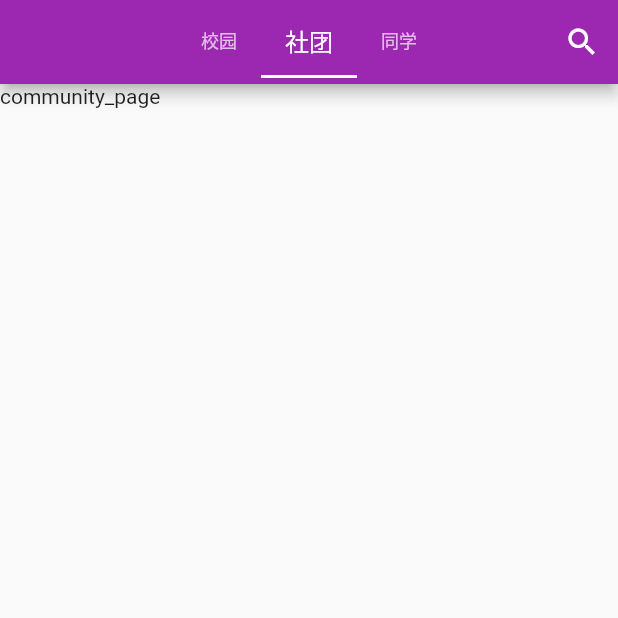
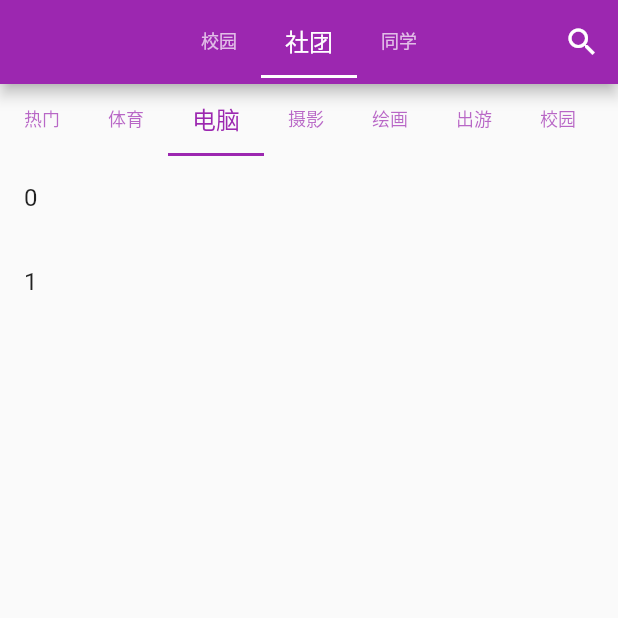
Before and after one commit to hanyunmuyu/flutter_shenshen, a Flutter app: the SchoolPage screen opened directly, tab 2 chosen, on a phone screen of 412 x 824 dp, the top half of it. Run offline on Flutter 3.47's test engine with Material 2 defaults, Android fonts, the phone set to English and light mode, and no system bars; our stand-ins replace dio, flutter_redux, image_picker, redux, shared_preferences, video_player; accounts and stored records are empty; generated files the repository leaves out were written again.

```diff
--- a/lib/page/school/community_page.dart
+++ b/lib/page/school/community_page.dart
@@ -8,13 +8,101 @@ class CommunityPage extends StatefulWidget {
 }
 
 class _CommunityPageState extends State<CommunityPage>
-    with AutomaticKeepAliveClientMixin {
+    with AutomaticKeepAliveClientMixin, TickerProviderStateMixin {
   @override
   // TODO: implement wantKeepAlive
   bool get wantKeepAlive => true;
+  TabController _tabController;
+  ScrollController _controller;
+
+  int _index = 2;
+  final List<Tab> _myTabs = <Tab>[
+    new Tab(
+      text: '热门',
+    ),
+    new Tab(
+      text: '体育',
+    ),
+    new Tab(
+      text: '电脑',
+    ),
+    new Tab(
+      text: '摄影',
+    ),
+    new Tab(
+      text: '绘画',
+    ),
+    new Tab(
+      text: '出游',
+    ),
+    new Tab(
+      text: '校园',
+    ),
+    new Tab(
+      text: '社团',
+    ),
+    new Tab(
+      text: '同学',
+    ),
+    new Tab(
+      text: '校园',
+    ),
+    new Tab(
+      text: '社团',
+    ),
+    new Tab(
+      text: '同学',
+    ),
+  ];
 
   @override
   Widget build(BuildContext context) {
-    return Text('community_page');
+    return Column(
+      mainAxisSize: MainAxisSize.max,
+      children: <Widget>[
+        TabBar(
+          tabs: _myTabs,
+          controller: _tabController,
+          isScrollable: true,
+          indicatorSize: TabBarIndicatorSize.tab,
+          labelColor: Theme.of(context).primaryColor,
+          labelStyle: new TextStyle(fontSize: 16.0),
+          unselectedLabelStyle: new TextStyle(fontSize: 12.0),
+        ),
+        Expanded(
+          child: ListView.builder(
+            itemBuilder: (BuildContext context, int index) => ListTile(
+                  title: Text('$index'),
+                ),
+            itemCount: _index,
+          ),
+        ),
+      ],
+    );
+  }
+
+  @override
+  void initState() {
+    super.initState();
+    _tabController = new TabController(
+      length: _myTabs.length,
+      initialIndex: _index,
+      vsync: this,
+    );
+    _tabController.addListener(() {
+      if (!_tabController.indexIsChanging) {
+        _index = _tabController.index;
+        setState(() {});
+      }
+    });
+    _controller = ScrollController();
+    _controller.addListener(() {});
+  }
+
+  @override
+  void dispose() {
+    _tabController.dispose();
+    _controller.dispose();
+    super.dispose();
   }
 }
```
